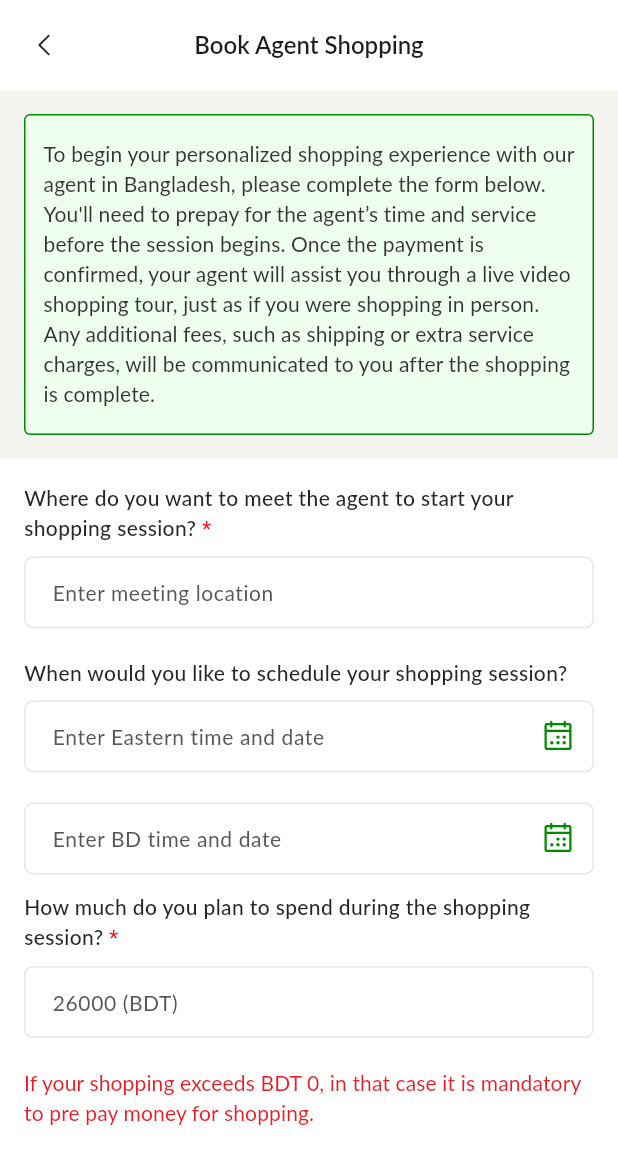
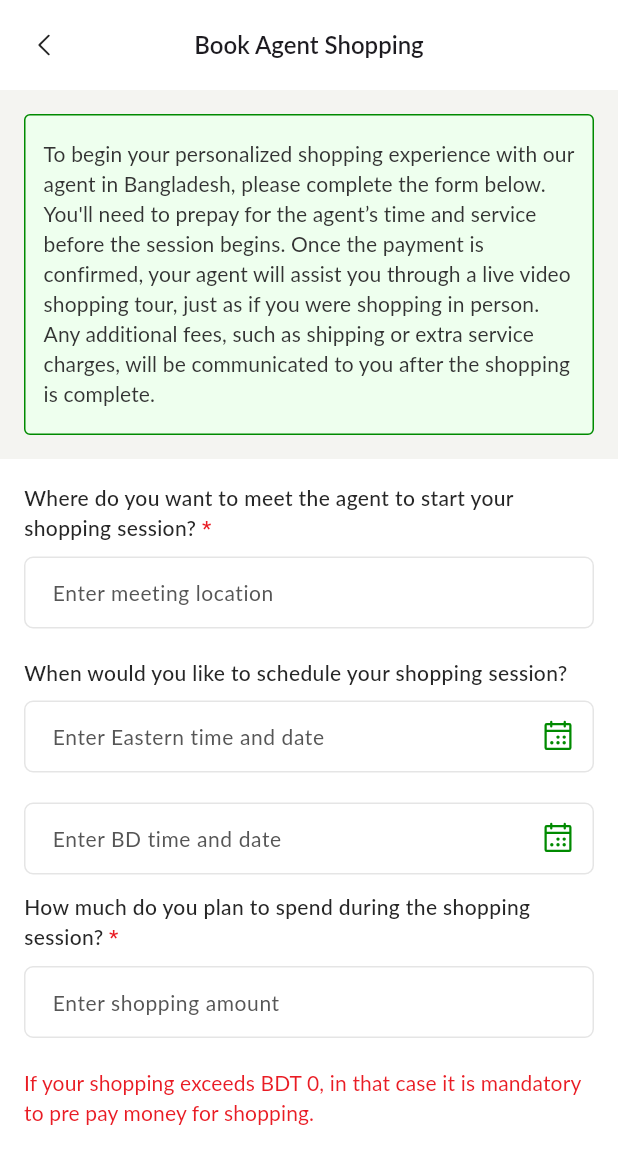
Before and after one commit to faysal-zaag/sheba-plus-app, a Flutter app: the AgentShoppingOrderInfoScreen screen opened by its route, on a phone screen of 412 x 824 dp, the part 84-1236 px from its top. Run offline on Flutter 3.47's test engine with Material 3 defaults, Android fonts, the phone set to English and light mode, and no system bars; drawn by our look-alikes of toastification; our stand-ins replace cached_network_image, carousel_slider, connectivity_plus, device_preview, dio, dotted_line and 16 more; missing offline and left inert: flutter_facebook_auth; accounts and stored records are empty; network calls fail.

```diff
--- a/lib/controllers/global_controller.dart
+++ b/lib/controllers/global_controller.dart
@@ -124,6 +124,11 @@ class GlobalController extends GetxController {
       builder: (context, child) {
         return Theme(
           data: Theme.of(context).copyWith(
+            dialogTheme: DialogTheme(
+              shape: RoundedRectangleBorder(
+                borderRadius: BorderRadius.circular(4.0),
+              ),
+            ),
             colorScheme: const ColorScheme.light(
               primary: AppColors.primary,
               onPrimary: Colors.white,
--- a/lib/utils/constant/app_constants.dart
+++ b/lib/utils/constant/app_constants.dart
@@ -1,5 +1,6 @@
 import 'package:phosphor_flutter/phosphor_flutter.dart';
 import 'package:sheba_plus/models/country.dart';
+import 'package:sheba_plus/utils/routes/routes.dart';
 import 'package:sheba_plus/view/home/home_screen_texts.dart';
 
 class AppConstants {
@@ -17,6 +18,14 @@ class AppConstants {
     "trackMyOrder",
     "helpAndSupport",
     "language",
+  ];
+
+  static List<String> drawerMenuRoutes = [
+    Routes.home,
+    Routes.home,
+    Routes.home,
+    Routes.home,
+    Routes.home,
   ];
 
   static const List<String> languages = ["English", "বাংলা"];
--- a/lib/view/auth/controller/auth_controller.dart
+++ b/lib/view/auth/controller/auth_controller.dart
@@ -115,6 +115,7 @@ class AuthController extends GetxController {
   Future<bool> isAuthenticated({String? accessToken}) async {
     try {
       if (accessToken != null) {
+        keepLoggedIn(true);
         _storageService.saveAuthToken(accessToken);
         final profileResponse =
             await _authRepository.getProfile(accessToken: accessToken);
--- a/lib/view/components/text_field_with_label.dart
+++ b/lib/view/components/text_field_with_label.dart
@@ -1,6 +1,8 @@
 import 'package:flutter/material.dart';
+import 'package:flutter/services.dart';
 import 'package:sheba_plus/utils/constant/app_colors.dart';
 import 'package:sheba_plus/utils/constant/sizedbox_extension.dart';
+import 'package:sheba_plus/utils/formatters/input_formatters.dart';
 import 'package:sheba_plus/view/components/custom_text_field.dart';
 
 class TextFieldWithLabel extends StatelessWidget {
@@ -14,6 +16,7 @@ class TextFieldWithLabel extends StatelessWidget {
   final TextStyle? labelStyle;
   final String? Function(String?)? validator;
   final TextInputType? textInputType;
+  final List<TextInputFormatter>? inputFormatters;
   final bool readOnly;
   final VoidCallback? onTap;
   final String? Function(String?)? onChange;
@@ -32,7 +35,7 @@ class TextFieldWithLabel extends StatelessWidget {
     this.textInputType,
     this.readOnly = false,
     this.onTap,
-    this.onChange,
+    this.onChange, this.inputFormatters,
   });
 
   @override
@@ -52,6 +55,7 @@ class TextFieldWithLabel extends StatelessWidget {
           validator: validator,
           readOnly: readOnly,
           onTap: onTap,
+          inputFormatters: inputFormatters,
           onChange: onChange,
         ),
         20.kH, // Custom SizedBox extension
--- a/lib/view/components/two_options_radio_row.dart
+++ b/lib/view/components/two_options_radio_row.dart
@@ -6,7 +6,7 @@ import 'package:sheba_plus/view/global_texts.dart';
 
 class TwoOptionsRadioRow extends StatelessWidget {
   final bool selectedValue;
-  final VoidCallback onChanged;
+  final Function(int) onChanged;
 
   const TwoOptionsRadioRow({
     super.key,
@@ -19,13 +19,13 @@ class TwoOptionsRadioRow extends StatelessWidget {
     return Row(
       children: [
         InkWell(
-            onTap: onChanged,
+            onTap: () => onChanged(0),
             child: Icon(selectedValue ? PhosphorIcons.radioButton(PhosphorIconsStyle.fill) : PhosphorIcons.circle(), size: 20, color: selectedValue ? AppColors.primary : AppColors.black,)),
         4.kW,
         Text(GlobalTexts.yes, style: Theme.of(context).textTheme.titleSmall?.copyWith(color: selectedValue ? AppColors.primary : AppColors.black)),
         20.kW,
         InkWell(
-            onTap: onChanged,
+            onTap: () => onChanged(1),
             child: Icon(selectedValue ? PhosphorIcons.circle() : PhosphorIcons.radioButton(PhosphorIconsStyle.fill), size: 20, color: selectedValue ? AppColors.black : AppColors.primary,)),
         4.kW,
         Text(GlobalTexts.no, style: Theme.of(context).textTheme.titleSmall?.copyWith(color: selectedValue ? AppColors.black : AppColors.primary),),
--- a/lib/view/languages/bn.dart
+++ b/lib/view/languages/bn.dart
@@ -11,7 +11,7 @@ final Map<String, String> bn = {
   "next": "পরবর্তী",
   "yes": "হ্যাঁ",
   "no": "না",
-  "pending": "মুলতুবি",
+  "pending": "পেন্ডিং",
   "saveAndContinue": "সংরক্ষণ করুন এবং চালিয়ে যান",
   "termsAndCondition": "শর্তাবলী",
   "iAcceptTermsAndCondition": "আমি শর্তাবলী মেনে নিচ্ছি।",
--- a/lib/view/languages/en.dart
+++ b/lib/view/languages/en.dart
@@ -104,7 +104,7 @@ final Map<String, String> en = {
   // Sign up Texts
   'registerAccount': "Register Account",
   'registerNotice': "Please fill up the form to register your account!",
-  'signUp': "Sign up",
+  'signUp': "Sign Up",
   'firstName': "First name",
   'firstNameHintText': "John",
   'lastName': "Last name",
--- a/lib/view/profile/notification/widget/order-review/order_review_question.dart
+++ b/lib/view/profile/notification/widget/order-review/order_review_question.dart
@@ -13,7 +13,7 @@ class OrderReviewQuestion extends StatelessWidget {
       children: [
         Text(question, style: Theme.of(context).textTheme.titleSmall,),
         12.kH,
-        TwoOptionsRadioRow(selectedValue: true, onChanged: (){}),
+        TwoOptionsRadioRow(selectedValue: true, onChanged: (index){}),
         24.kH,
       ],
     );
--- a/lib/view/services/agent-shopping/agent_shopping_texts.dart
+++ b/lib/view/services/agent-shopping/agent_shopping_texts.dart
@@ -9,11 +9,11 @@ class AgentShoppingTexts{
   static String easternTimeHintText = "Enter Eastern time and date".tr;
   static String bdTimeHintText = "Enter BD time and date".tr;
   static String spendAmount = "How much do you plan to spend during the shopping session?".tr;
-  static String spendAmountHintText = "26000 (BDT)".tr;
+  static String spendAmountHintText = "Enter shopping amount".tr;
   static String prePaymentWarningMessage ({required int maxValue}) => "If your shopping exceeds BDT $maxValue, in that case it is mandatory to pre pay money for shopping.".tr;
   static String serviceDuration ({required int hourlyRates}) => "How many hours of service would you like to book with the agent? (CAD $hourlyRates/hour)".tr;
-  static String serviceDurationHintText = "Enter service duration".tr;
-  static String serviceDurationCostHintText = "Enter service cost".tr;
+  static String serviceDurationHintText = "Enter shopping hour".tr;
+  static String serviceDurationCostHintText = "Enter agent fee".tr;
 
   // shopping details
   static String shopName = "Shop Name".tr;
--- a/lib/view/services/agent-shopping/widget/agent_shopping_order_info_form.dart
+++ b/lib/view/services/agent-shopping/widget/agent_shopping_order_info_form.dart
@@ -78,6 +78,8 @@ class _AgentShoppingOrderInfoFormState extends State<AgentShoppingOrderInfoForm>
               ),
               12.kH,
               TextFieldWithLabel(
+                textInputType: TextInputType.number,
+                inputFormatters: [InputFormatters.numberOnly],
                 controller: agentShoppingController.agentShoppingSpendAmountController.value,
                 label: AgentShoppingTexts.spendAmount,
                 hintText: AgentShoppingTexts.spendAmountHintText,
```
Also changed, not shown: lib/view/home/home_screen.dart (+34 -2 lines), lib/view/home/widgets/drawer/custom_drawer.dart (+6 -1 lines), lib/view/services/agent-shopping/controller/agent_shopping_controller.dart (+17 -9 lines), lib/view/third_party/controller/third_party_service_controller.dart (+13 -4 lines).
